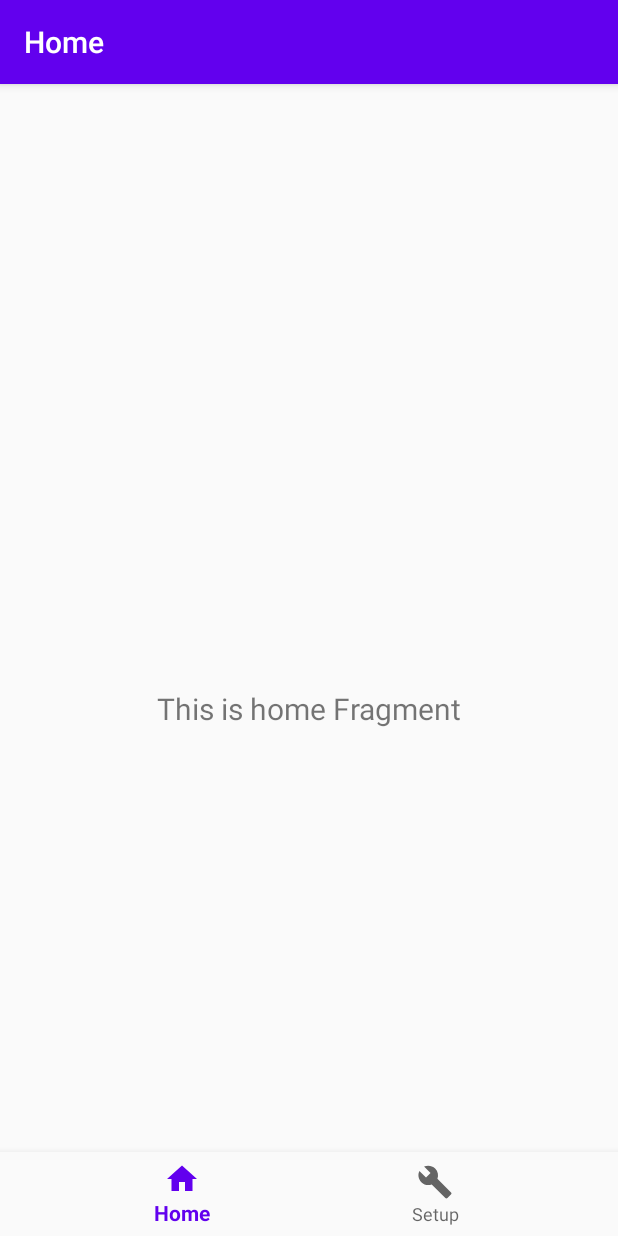
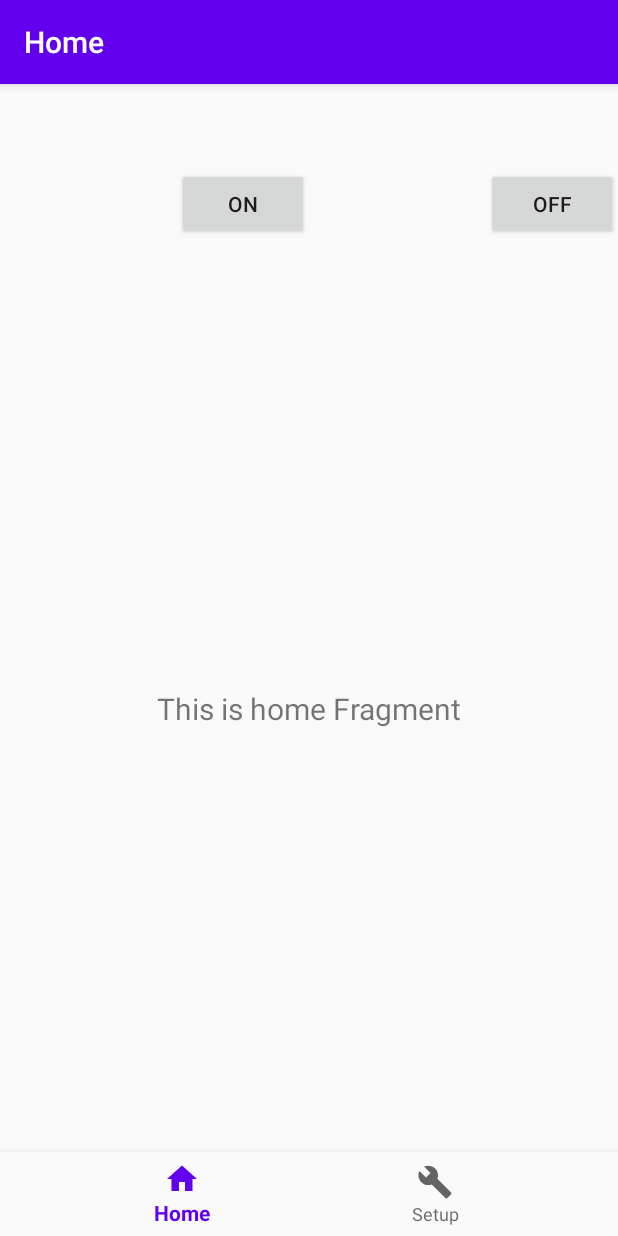
Before and after one commit to JPumphrey/diy-disco-lights, an Android app: the screen it shows after launch (MainActivity), on a phone screen of 412 x 824 dp. Run offline under Robolectric (Android 15) with nearby library versions, the phone set to English and light mode, and no system bars; our stand-ins replace navigation-ui; 2 statements that could not run were skipped.

```diff
--- a/app/src/main/AndroidManifest.xml
+++ b/app/src/main/AndroidManifest.xml
@@ -2,12 +2,14 @@
 <manifest xmlns:android="http://schemas.android.com/apk/res/android"
     package="com.example.diydiscolights">
 
+    <uses-permission android:name="android.permission.INTERNET"/>
     <application
         android:allowBackup="true"
         android:icon="@mipmap/ic_launcher"
         android:label="@string/app_name"
         android:roundIcon="@mipmap/ic_launcher_round"
         android:supportsRtl="true"
+        android:usesCleartextTraffic="true"
         android:theme="@style/AppTheme">
         <activity
             android:name=".MainActivity"
--- /dev/null
+++ b/app/src/main/java/com/example/diydiscolights/model/Model.kt
@@ -0,0 +1,35 @@
+package com.example.diydiscolights.model
+
+import com.example.diydiscolights.model.web.State
+import com.example.diydiscolights.model.web.WebController
+import okhttp3.OkHttpClient
+import okhttp3.logging.HttpLoggingInterceptor
+import retrofit2.Retrofit
+import retrofit2.converter.gson.GsonConverterFactory
+
+class Model(ipAddress: String, val username: String) {
+
+    private val interceptor : HttpLoggingInterceptor = HttpLoggingInterceptor().apply {
+        this.level = HttpLoggingInterceptor.Level.BODY
+    }
+
+    private val client : OkHttpClient = OkHttpClient.Builder().apply {
+        this.addInterceptor(interceptor)
+    }.build()
+
+    private val retrofit = Retrofit.Builder()
+        .baseUrl(ipAddress)
+        .addConverterFactory(GsonConverterFactory.create())
+        .client(client)
+        .build()
+
+    private val service: WebController = retrofit.create(WebController::class.java)
+
+    suspend fun switchOn(lightId: Int) {
+        service.switch(username, lightId, State(on = true, bri = 254))
+    }
+
+    suspend fun switchOff(lightId: Int) {
+        service.switch(username, lightId, State(on = false, bri = 254))
+    }
+}
--- a/app/src/main/java/com/example/diydiscolights/ui/home/HomeFragment.kt
+++ b/app/src/main/java/com/example/diydiscolights/ui/home/HomeFragment.kt
@@ -1,18 +1,28 @@
 package com.example.diydiscolights.ui.home
 
 import android.os.Bundle
+import android.util.Log
 import android.view.LayoutInflater
 import android.view.View
 import android.view.ViewGroup
+import android.widget.Button
 import android.widget.TextView
 import androidx.fragment.app.Fragment
 import androidx.lifecycle.Observer
 import androidx.lifecycle.ViewModelProviders
+import androidx.lifecycle.viewModelScope
+import com.example.diydiscolights.BuildConfig
 import com.example.diydiscolights.R
+import com.example.diydiscolights.model.Model
+import kotlinx.coroutines.Dispatchers
+import kotlinx.coroutines.async
+import kotlinx.coroutines.launch
 
 class HomeFragment : Fragment() {
 
     private lateinit var homeViewModel: HomeViewModel
+
+    private lateinit var model: Model
 
     override fun onCreateView(
             inflater: LayoutInflater,
@@ -26,6 +36,33 @@ class HomeFragment : Fragment() {
         homeViewModel.text.observe(viewLifecycleOwner, Observer {
             textView.text = it
         })
+
+        val scope = homeViewModel.viewModelScope
+
+        model = Model(BuildConfig.defaultip, BuildConfig.defaultusername)
+        val switchOn: Button = root.findViewById(R.id.switchOn)
+        val switchOff: Button = root.findViewById(R.id.switchOff)
+
+        switchOn.setOnClickListener {
+            scope.launch(Dispatchers.IO) {
+                try {
+                    model.switchOn(1)
+                } catch (t: Throwable) {
+                    Log.e("jmp", "got error ", t)
+                }
+            }
+        }
+
+        switchOff.setOnClickListener {
+            scope.async(Dispatchers.IO) {
+                try {
+                    model.switchOff(1)
+                } catch (t: Throwable) {
+                    Log.e("jmp", "got error ", t)
+                }
+            }
+        }
+
         return root
     }
 }
--- a/app/src/main/res/layout/fragment_home.xml
+++ b/app/src/main/res/layout/fragment_home.xml
@@ -19,4 +19,22 @@
         app:layout_constraintEnd_toEndOf="parent"
         app:layout_constraintStart_toStartOf="parent"
         app:layout_constraintTop_toTopOf="parent" />
+
+    <Button
+        android:id="@+id/switchOn"
+        android:layout_width="wrap_content"
+        android:layout_height="wrap_content"
+        android:text="On"
+        app:layout_constraintEnd_toStartOf="@+id/switchOff"
+        app:layout_constraintStart_toStartOf="parent"
+        app:layout_constraintTop_toTopOf="parent"
+        tools:layout_editor_absoluteY="418dp" />
+
+    <Button
+        android:id="@+id/switchOff"
+        android:layout_width="wrap_content"
+        android:layout_height="wrap_content"
+        android:text="Off"
+        app:layout_constraintTop_toTopOf="parent"
+        app:layout_constraintEnd_toEndOf="parent" />
 </androidx.constraintlayout.widget.ConstraintLayout>
```
Also changed, not shown: app/build.gradle (+14 -0 lines), app/src/main/java/com/example/diydiscolights/model/web/WebController.kt (added, +13 -0 lines), 1 other file.
